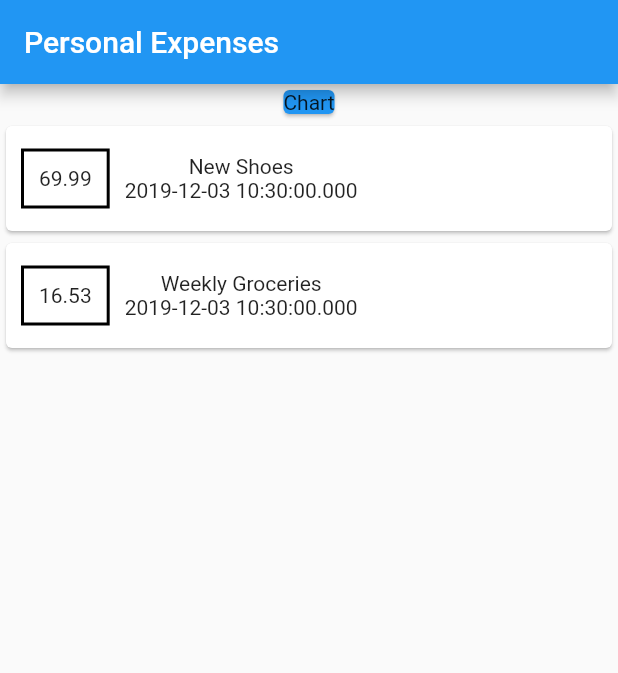
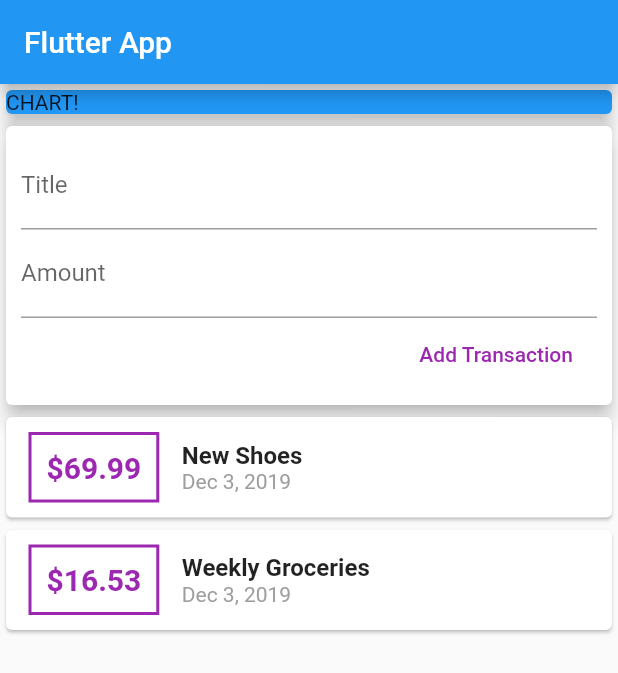
Before and after one commit to samirazazy/personal_expenses, a Flutter app: the screen it shows after launch, on a phone screen of 412 x 824 dp. Shown: the top 673 px of the screen. Run offline on Flutter 3.47's test engine with Material 2 defaults, Android fonts, the phone set to English and light mode, and no system bars.

Commit message:
add files

```diff
--- a/lib/main.dart
+++ b/lib/main.dart
@@ -1,16 +1,22 @@
 import 'package:flutter/material.dart';
+import 'package:intl/intl.dart';
 
-import 'transaction.dart';
+import './models/transaction.dart';
 
 void main() => runApp(MyApp());
 
-class MyApp extends StatefulWidget {
+class MyApp extends StatelessWidget {
   @override
-  _MyAppState createState() => _MyAppState();
+  Widget build(BuildContext context) {
+    return MaterialApp(
+      title: 'Flutter App',
+      home: MyHomePage(),
+    );
+  }
 }
 
-class _MyAppState extends State<MyApp> {
-  List<Transaction> transactions = [
+class MyHomePage extends StatelessWidget {
+  final List<Transaction> transactions = [
     Transaction(
       id: 't1',
       title: 'New Shoes',
@@ -24,52 +30,105 @@ class _MyAppState extends State<MyApp> {
       date: DateTime.now(),
     ),
   ];
+
+  final titleControler = TextEditingController();
+  final amountControler = TextEditingController();
+
   @override
   Widget build(BuildContext context) {
-    return MaterialApp(
-      home: Scaffold(
+    return Scaffold(
       appBar: AppBar(
-          title: Text('Personal Expenses'),
+        title: Text('Flutter App'),
       ),
       body: Column(
+        // mainAxisAlignment: MainAxisAlignment.start,
+        crossAxisAlignment: CrossAxisAlignment.stretch,
         children: <Widget>[
-            Center(
+          Container(
+            width: double.infinity,
             child: Card(
               color: Colors.blue,
-                child: Text('Chart'),
+              child: Text('CHART!'),
+              elevation: 5,
+            ),
+          ),
+          Card(
+            elevation: 5,
+            child: Container(
+              padding: EdgeInsets.all(10),
+              child: Column(
+                crossAxisAlignment: CrossAxisAlignment.end,
+                children: <Widget>[
+                  TextField(
+                    decoration: InputDecoration(labelText: 'Title'),
+                    controller: titleControler,
+                  ),
+                  TextField(
+                    decoration: InputDecoration(labelText: 'Amount'),
+                    controller: amountControler,
+                  ),
+                  FlatButton(
+                    child: Text('Add Transaction'),
+                    textColor: Colors.purple,
+                    onPressed: () {
+                      print(titleControler.text);
+                      print(amountControler.text);
+                    },
+                  ),
+                ],
+              ),
             ),
           ),
           Column(
-                children: transactions.map((trns) {
+            children: transactions.map((tx) {
               return Card(
                 child: Row(
                   children: <Widget>[
                     Container(
                       margin: EdgeInsets.symmetric(
-                        horizontal: 10,
-                        vertical: 15,
+                        vertical: 10,
+                        horizontal: 15,
                       ),
-                      padding: EdgeInsets.all(10),
                       decoration: BoxDecoration(
                         border: Border.all(
-                          color: Colors.black,
+                          color: Colors.purple,
                           width: 2,
                         ),
                       ),
-                      child: Text(trns.amount.toString()),
+                      padding: EdgeInsets.all(10),
+                      child: Text(
+                        '\$${tx.amount}',
+                        style: TextStyle(
+                          fontWeight: FontWeight.bold,
+                          fontSize: 20,
+                          color: Colors.purple,
+                        ),
+                      ),
                     ),
                     Column(
+                      crossAxisAlignment: CrossAxisAlignment.start,
                       children: <Widget>[
-                        Text(trns.title),
-                        Text(trns.date.toString()),
+                        Text(
+                          tx.title,
+                          style: TextStyle(
+                            fontSize: 16,
+                            fontWeight: FontWeight.bold,
+                          ),
+                        ),
+                        Text(
+                          DateFormat.yMMMd().format(tx.date),
+                          style: TextStyle(
+                            color: Colors.grey,
+                          ),
+                        ),
                       ],
                     ),
                   ],
                 ),
               );
-            }).toList()),
+            }).toList(),
+          ),
         ],
-        ),
       ),
     );
   }
--- /dev/null
+++ b/lib/models/transaction.dart
@@ -0,0 +1,15 @@
+import 'package:flutter/foundation.dart';
+
+class Transaction {
+  final String id;
+  final String title;
+  final double amount;
+  final DateTime date;
+
+  Transaction({
+    @required this.id,
+    @required this.title,
+    @required this.amount,
+    @required this.date,
+  });
+}
--- a/lib/transaction.dart
+++ /dev/null
@@ -1,14 +0,0 @@
-import 'package:flutter/foundation.dart';
-
-class Transaction {
-  String id;
-  String title;
-  double amount;
-  DateTime date;
-  Transaction({
-    @required this.amount,
-    @required this.date,
-    @required this.id,
-    @required this.title,
-  });
-}
```
Also changed, not shown: pubspec.yaml (+4 -3 lines), lib/widgets/new_transactiom.dart (added), lib/widgets/transaction_list.dart (added), lib/widgets/user_transaction.dart (added), pubspec.lock. Lines whose indentation alone changed are shown as unchanged.
